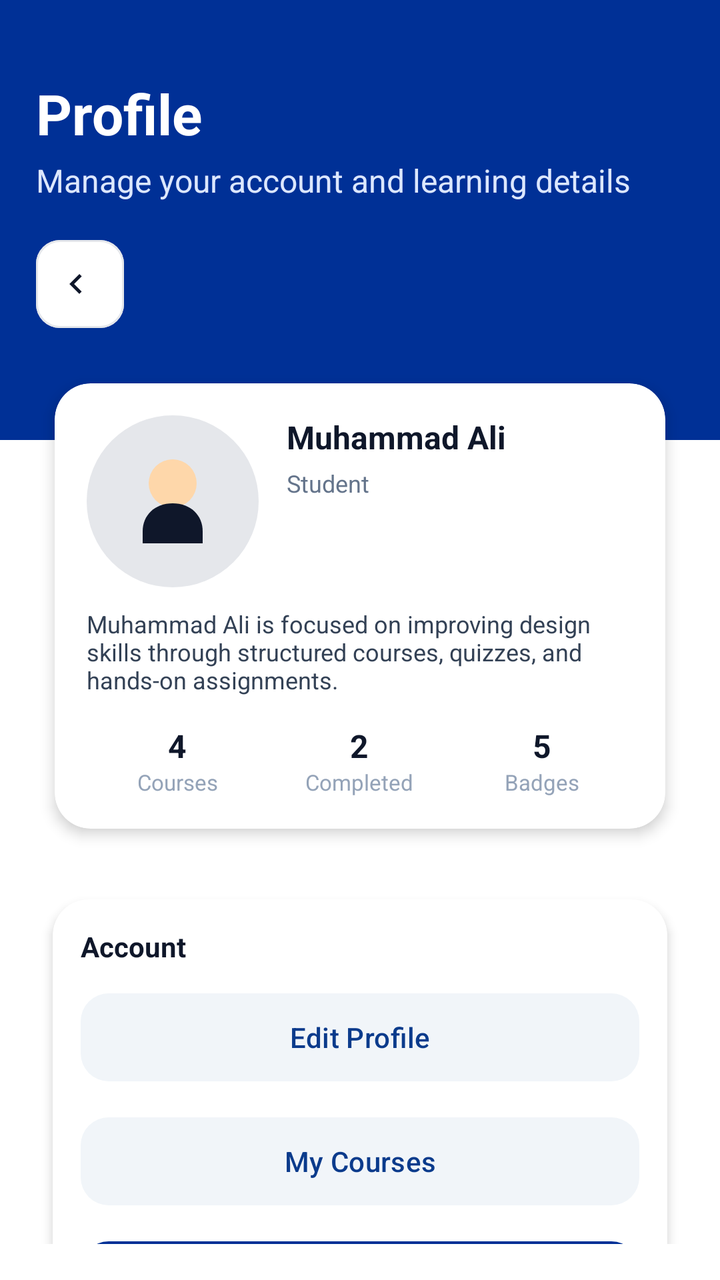
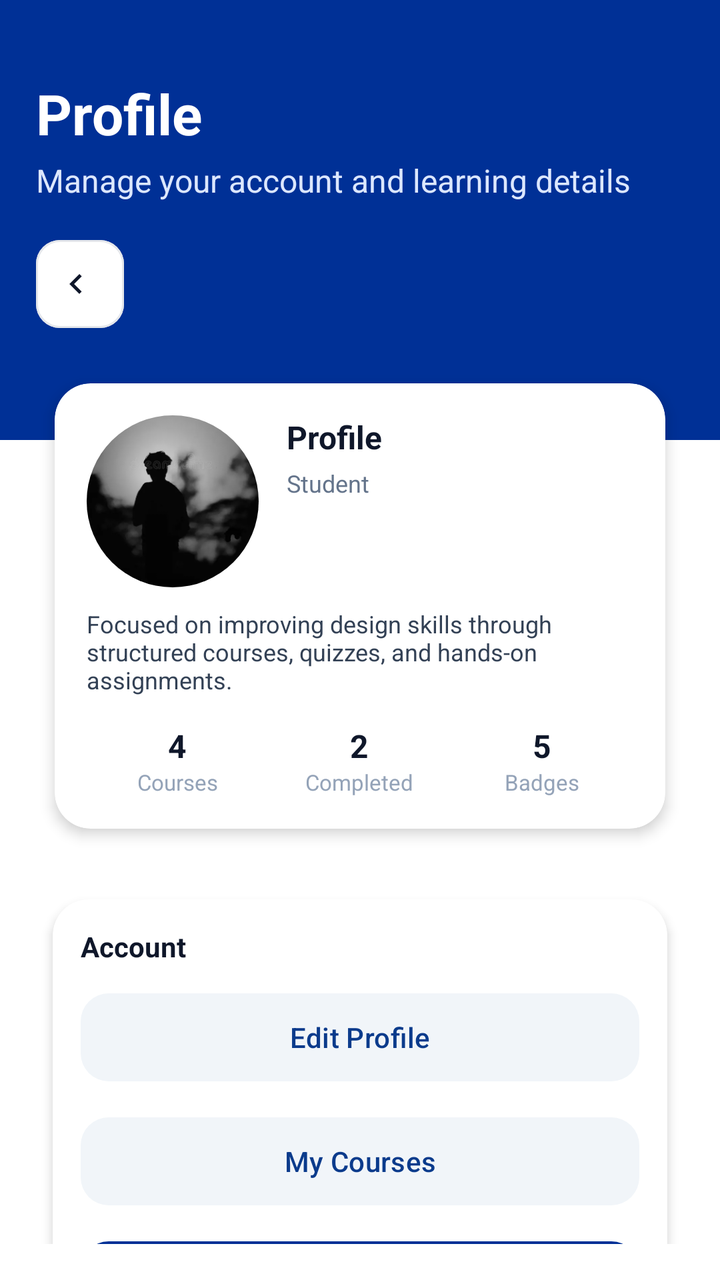

An Android layout rendered at two revisions. The XML below is the earlier revision; the diff shows what the commit changed to produce the second picture.
<!-- AndroidManifest.xml: application theme Theme.App_Project -->
<!-- res/layout/fragment_profile.xml -->
<?xml version="1.0" encoding="utf-8"?>
<androidx.constraintlayout.widget.ConstraintLayout
    xmlns:android="http://schemas.android.com/apk/res/android"
    xmlns:app="http://schemas.android.com/apk/res-auto"
    android:id="@+id/main"
    android:layout_width="match_parent"
    android:layout_height="match_parent"
    android:background="#FFFFFF">

    <View
        android:id="@+id/headerBg"
        android:layout_width="0dp"
        android:layout_height="220dp"
        android:background="@color/primary_blue"
        app:layout_constraintTop_toTopOf="parent"
        app:layout_constraintStart_toStartOf="parent"
        app:layout_constraintEnd_toEndOf="parent" />

    <TextView
        android:id="@+id/tvHeaderTitle"
        android:layout_width="wrap_content"
        android:layout_height="wrap_content"
        android:layout_marginStart="18dp"
        android:layout_marginTop="38dp"
        android:text="Profile"
        android:textColor="#FFFFFF"
        android:textStyle="bold"
        android:textSize="28sp"
        app:layout_constraintTop_toTopOf="parent"
        app:layout_constraintStart_toStartOf="parent" />

    <TextView
        android:id="@+id/tvHeaderSub"
        android:layout_width="wrap_content"
        android:layout_height="wrap_content"
        android:layout_marginTop="4dp"
        android:text="Manage your account and learning details"
        android:textColor="#DCE7FF"
        android:textSize="16sp"
        app:layout_constraintTop_toBottomOf="@id/tvHeaderTitle"
        app:layout_constraintStart_toStartOf="@id/tvHeaderTitle" />

    <com.google.android.material.button.MaterialButton
        android:id="@+id/btnBack"
        android:layout_width="44dp"
        android:layout_height="44dp"
        android:layout_marginStart="18dp"
        android:layout_marginTop="120dp"
        android:insetLeft="0dp"
        android:insetRight="0dp"
        android:insetTop="0dp"
        android:insetBottom="0dp"
        android:minWidth="0dp"
        android:minHeight="0dp"
        android:padding="10dp"
        app:icon="@drawable/ic_back"
        app:iconSize="20dp"
        app:iconTint="#0F172A"
        app:backgroundTint="#FFFFFF"
        app:strokeColor="#E5E7EB"
        app:strokeWidth="1dp"
        app:cornerRadius="12dp"
        app:layout_constraintTop_toTopOf="parent"
        app:layout_constraintStart_toStartOf="parent" />

    
    <androidx.core.widget.NestedScrollView
        android:id="@+id/scrollContent"
        android:layout_width="0dp"
        android:layout_height="0dp"
        android:layout_marginTop="-40dp"
        android:paddingStart="18dp"
        android:paddingEnd="18dp"
        android:paddingBottom="18dp"
        app:layout_constraintTop_toBottomOf="@id/headerBg"
        app:layout_constraintBottom_toBottomOf="parent"
        app:layout_constraintStart_toStartOf="parent"
        app:layout_constraintEnd_toEndOf="parent">

        <LinearLayout
            android:id="@+id/content"
            android:layout_width="match_parent"
            android:layout_height="wrap_content"
            android:orientation="vertical">

            <androidx.cardview.widget.CardView
                android:id="@+id/cardProfile"
                android:layout_width="match_parent"
                android:layout_height="wrap_content"
                app:cardCornerRadius="18dp"
                app:cardElevation="4dp"
                app:cardUseCompatPadding="true">

                <androidx.constraintlayout.widget.ConstraintLayout
                    android:layout_width="match_parent"
                    android:layout_height="wrap_content"
                    android:padding="16dp">

                    <ImageView
                        android:id="@+id/imgAvatar"
                        android:layout_width="86dp"
                        android:layout_height="86dp"
                        android:src="@drawable/ic_male_avatar"
                        android:scaleType="centerCrop"
                        android:background="@android:color/transparent"
                        android:clipToOutline="true"
                        app:layout_constraintTop_toTopOf="parent"
                        app:layout_constraintStart_toStartOf="parent" />

                    <TextView
                        android:id="@+id/tvName"
                        android:layout_width="0dp"
                        android:layout_height="wrap_content"
                        android:layout_marginStart="14dp"
                        android:text="Muhammad Ali"
                        android:textColor="#0F172A"
                        android:textStyle="bold"
                        android:textSize="16sp"
                        app:layout_constraintTop_toTopOf="@id/imgAvatar"
                        app:layout_constraintStart_toEndOf="@id/imgAvatar"
                        app:layout_constraintEnd_toEndOf="parent" />

                    <TextView
                        android:id="@+id/tvRole"
                        android:layout_width="0dp"
                        android:layout_height="wrap_content"
                        android:layout_marginStart="14dp"
                        android:layout_marginTop="4dp"
                        android:text="Student"
                        android:textColor="#64748B"
                        android:textSize="12sp"
                        app:layout_constraintTop_toBottomOf="@id/tvName"
                        app:layout_constraintStart_toEndOf="@id/imgAvatar"
                        app:layout_constraintEnd_toEndOf="parent" />

                    <TextView
                        android:id="@+id/tvBio"
                        android:layout_width="0dp"
                        android:layout_height="wrap_content"
                        android:layout_marginTop="10dp"
                        android:text="Muhammad Ali is focused on improving design skills through structured courses, quizzes, and hands-on assignments."
                        android:textColor="#334155"
                        android:textSize="12sp"
                        app:layout_constraintTop_toBottomOf="@id/imgAvatar"
                        app:layout_constraintStart_toStartOf="parent"
                        app:layout_constraintEnd_toEndOf="parent" />

                    <LinearLayout
                        android:id="@+id/statsRow"
                        android:layout_width="0dp"
                        android:layout_height="wrap_content"
                        android:layout_marginTop="14dp"
                        android:orientation="horizontal"
                        android:weightSum="3"
                        app:layout_constraintTop_toBottomOf="@id/tvBio"
                        app:layout_constraintStart_toStartOf="parent"
                        app:layout_constraintEnd_toEndOf="parent">

                        <LinearLayout
                            android:layout_width="0dp"
                            android:layout_height="wrap_content"
                            android:layout_weight="1"
                            android:gravity="center"
                            android:orientation="vertical">

                            <TextView
                                android:layout_width="wrap_content"
                                android:layout_height="wrap_content"
                                android:text="4"
                                android:textColor="#0F172A"
                                android:textStyle="bold"
                                android:textSize="16sp" />

                            <TextView
                                android:layout_width="wrap_content"
                                android:layout_height="wrap_content"
                                android:text="Courses"
                                android:textColor="#94A3B8"
                                android:textSize="11sp" />
                        </LinearLayout>

                        <LinearLayout
                            android:layout_width="0dp"
                            android:layout_height="wrap_content"
                            android:layout_weight="1"
                            android:gravity="center"
                            android:orientation="vertical">

                            <TextView
                                android:layout_width="wrap_content"
                                android:layout_height="wrap_content"
                                android:text="2"
                                android:textColor="#0F172A"
                                android:textStyle="bold"
                                android:textSize="16sp" />

                            <TextView
                                android:layout_width="wrap_content"
                                android:layout_height="wrap_content"
                                android:text="Completed"
                                android:textColor="#94A3B8"
                                android:textSize="11sp" />
                        </LinearLayout>

                        <LinearLayout
                            android:layout_width="0dp"
                            android:layout_height="wrap_content"
                            android:layout_weight="1"
                            android:gravity="center"
                            android:orientation="vertical">

                            <TextView
                                android:layout_width="wrap_content"
                                android:layout_height="wrap_content"
                                android:text="5"
                                android:textColor="#0F172A"
                                android:textStyle="bold"
                                android:textSize="16sp" />

                            <TextView
                                android:layout_width="wrap_content"
                                android:layout_height="wrap_content"
                                android:text="Badges"
                                android:textColor="#94A3B8"
                                android:textSize="11sp" />
                        </LinearLayout>

                    </LinearLayout>

                </androidx.constraintlayout.widget.ConstraintLayout>
            </androidx.cardview.widget.CardView>

            <androidx.cardview.widget.CardView
                android:id="@+id/cardActions"
                android:layout_width="match_parent"
                android:layout_height="wrap_content"
                android:layout_marginTop="14dp"
                app:cardCornerRadius="18dp"
                app:cardElevation="3dp"
                app:cardUseCompatPadding="true">

                <LinearLayout
                    android:layout_width="match_parent"
                    android:layout_height="wrap_content"
                    android:orientation="vertical"
                    android:padding="14dp">

                    <TextView
                        android:layout_width="wrap_content"
                        android:layout_height="wrap_content"
                        android:text="Account"
                        android:textColor="#0F172A"
                        android:textStyle="bold"
                        android:textSize="14sp" />

                    <com.google.android.material.button.MaterialButton
                        android:id="@+id/btnEditProfile"
                        android:layout_width="match_parent"
                        android:layout_height="52dp"
                        android:layout_marginTop="10dp"
                        android:text="Edit Profile"
                        android:textAllCaps="false"
                        android:textColor="#0B3B8C"
                        app:backgroundTint="#F1F5F9"
                        app:cornerRadius="14dp" />

                    <com.google.android.material.button.MaterialButton
                        android:id="@+id/btnMyCourses"
                        android:layout_width="match_parent"
                        android:layout_height="52dp"
                        android:layout_marginTop="10dp"
                        android:text="My Courses"
                        android:textAllCaps="false"
                        android:textColor="#0B3B8C"
                        app:backgroundTint="#F1F5F9"
                        app:cornerRadius="14dp" />

                    <com.google.android.material.button.MaterialButton
                        android:id="@+id/btnLogout"
                        android:layout_width="match_parent"
                        android:layout_height="52dp"
                        android:layout_marginTop="10dp"
                        android:text="Logout"
                        android:textAllCaps="false"
                        android:textColor="#FFFFFF"
                        app:backgroundTint="@color/primary_blue"
                        app:cornerRadius="14dp" />

                </LinearLayout>
            </androidx.cardview.widget.CardView>

        </LinearLayout>
    </androidx.core.widget.NestedScrollView>

</androidx.constraintlayout.widget.ConstraintLayout>
<!-- resources referenced by this layout -->
<resources>
  <color name="primary_blue">#003096</color>
  <!-- drawable ic_back (drawable) -->
  <?xml version="1.0" encoding="utf-8"?>
  <vector xmlns:android="http://schemas.android.com/apk/res/android"
      android:width="24dp"
      android:height="24dp"
      android:viewportWidth="24"
      android:viewportHeight="24">
      <path
          android:fillColor="#000000"
          android:pathData="M15.41,7.41L14,6L8,12l6,6l1.41,-1.41L10.83,12z"/>
  </vector>
  <!-- drawable ic_male_avatar (drawable) -->
  <?xml version="1.0" encoding="utf-8"?>
  <vector xmlns:android="http://schemas.android.com/apk/res/android"
      android:width="86dp"
      android:height="86dp"
      android:viewportWidth="86"
      android:viewportHeight="86">
  
      <path
          android:fillColor="#E5E7EB"
          android:pathData="M43,43m-43,0a43,43 0,1 1,86 0a43,43 0,1 1,-86 0" />
  
      <path
          android:fillColor="#FED7AA"
          android:pathData="M43,22a12,12 0,1 1,0 24a12,12 0,1 1,0 -24z" />
  
      <path
          android:fillColor="#0F172A"
          android:pathData="M28,58c0,-8 6,-14 15,-14h0c9,0 15,6 15,14v6H28z" />
  </vector>
  <style name="Theme.App_Project" parent="Base.Theme.App_Project" />
  <style name="Base.Theme.App_Project" parent="Theme.Material3.DayNight.NoActionBar">
  
  
  
      </style>
</resources>

<!-- the commit's change to res/layout/fragment_profile.xml (unified diff, before → after) -->
@@ -100,19 +100,20 @@
                         android:id="@+id/imgAvatar"
                         android:layout_width="86dp"
                         android:layout_height="86dp"
-                        android:src="@drawable/ic_male_avatar"
+                        android:src="@drawable/profile"
                         android:scaleType="centerCrop"
-                        android:background="@android:color/transparent"
                         android:clipToOutline="true"
+                        android:background="@drawable/bg_circle_avatar"
                         app:layout_constraintTop_toTopOf="parent"
                         app:layout_constraintStart_toStartOf="parent" />
 
+
                     <TextView
                         android:id="@+id/tvName"
                         android:layout_width="0dp"
                         android:layout_height="wrap_content"
                         android:layout_marginStart="14dp"
-                        android:text="Muhammad Ali"
+                        android:text="Profile"
                         android:textColor="#0F172A"
                         android:textStyle="bold"
                         android:textSize="16sp"
@@ -138,7 +139,7 @@
                         android:layout_width="0dp"
                         android:layout_height="wrap_content"
                         android:layout_marginTop="10dp"
-                        android:text="Muhammad Ali is focused on improving design skills through structured courses, quizzes, and hands-on assignments."
+                        android:text="Focused on improving design skills through structured courses, quizzes, and hands-on assignments."
                         android:textColor="#334155"
                         android:textSize="12sp"
                         app:layout_constraintTop_toBottomOf="@id/imgAvatar"
@@ -285,7 +286,6 @@
                         android:textColor="#FFFFFF"
                         app:backgroundTint="@color/primary_blue"
                         app:cornerRadius="14dp" />
-
                 </LinearLayout>
             </androidx.cardview.widget.CardView>
 
<!-- resource entries referenced after the edit -->
@@ -1,6 +1,12 @@
 <!-- resources referenced by this layout -->
 <resources>
   <color name="primary_blue">#003096</color>
+  <!-- drawable bg_circle_avatar (drawable) -->
+  <?xml version="1.0" encoding="utf-8"?>
+  <shape xmlns:android="http://schemas.android.com/apk/res/android"
+      android:shape="oval">
+      <solid android:color="@android:color/transparent"/>
+  </shape>
   <!-- drawable ic_back (drawable) -->
   <?xml version="1.0" encoding="utf-8"?>
   <vector xmlns:android="http://schemas.android.com/apk/res/android"
@@ -12,26 +18,7 @@
           android:fillColor="#000000"
           android:pathData="M15.41,7.41L14,6L8,12l6,6l1.41,-1.41L10.83,12z"/>
   </vector>
-  <!-- drawable ic_male_avatar (drawable) -->
-  <?xml version="1.0" encoding="utf-8"?>
-  <vector xmlns:android="http://schemas.android.com/apk/res/android"
-      android:width="86dp"
-      android:height="86dp"
-      android:viewportWidth="86"
-      android:viewportHeight="86">
-  
-      <path
-          android:fillColor="#E5E7EB"
-          android:pathData="M43,43m-43,0a43,43 0,1 1,86 0a43,43 0,1 1,-86 0" />
-  
-      <path
-          android:fillColor="#FED7AA"
-          android:pathData="M43,22a12,12 0,1 1,0 24a12,12 0,1 1,0 -24z" />
-  
-      <path
-          android:fillColor="#0F172A"
-          android:pathData="M28,58c0,-8 6,-14 15,-14h0c9,0 15,6 15,14v6H28z" />
-  </vector>
+  <!-- drawable profile: png bitmap (drawable, 39283 bytes) -->
   <style name="Theme.App_Project" parent="Base.Theme.App_Project" />
   <style name="Base.Theme.App_Project" parent="Theme.Material3.DayNight.NoActionBar">
   
